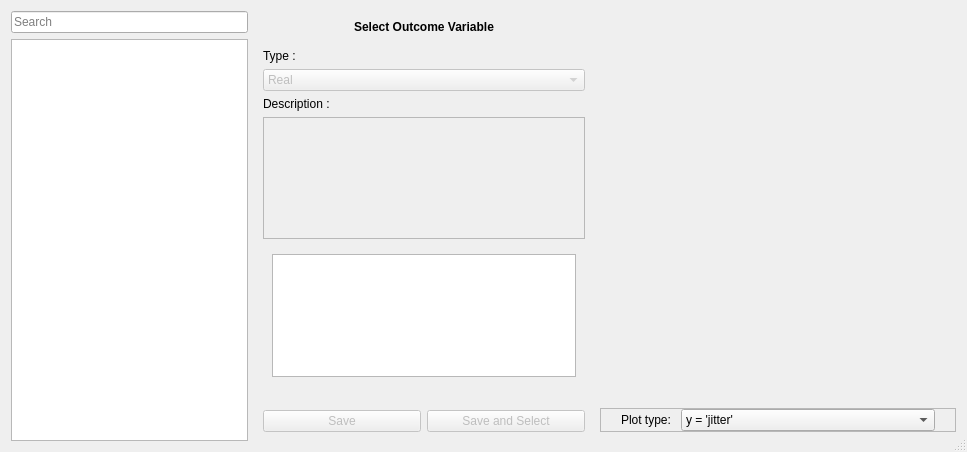
This is braviz/interaction/qt_guis/outcome_select_multi_plot.ui in diego0020/braviz-app as Qt 5 draws it before an edit. The edited form follows.
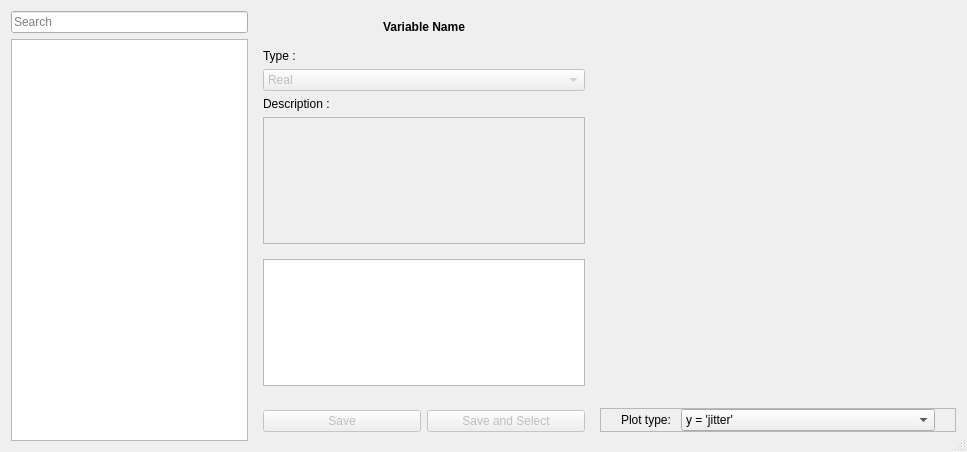
This is the edited form.

Commit message: disable selection of nominal variables as outcome in anova. Fixed margins of details frame in variable selection dialog

Diff of the .ui file:
```diff
--- a/braviz/interaction/qt_guis/outcome_select_multi_plot.ui
+++ b/braviz/interaction/qt_guis/outcome_select_multi_plot.ui
@@ -112,7 +112,7 @@
          </font>
         </property>
         <property name="text">
-         <string>Select Outcome Variable</string>
+         <string>Variable Name</string>
         </property>
         <property name="alignment">
          <set>Qt::AlignHCenter|Qt::AlignTop</set>
@@ -185,6 +185,15 @@
            </property>
            <widget class="QWidget" name="nominal_page">
             <layout class="QHBoxLayout" name="horizontalLayout_3">
+             <property name="leftMargin">
+              <number>0</number>
+             </property>
+             <property name="rightMargin">
+              <number>0</number>
+             </property>
+             <property name="bottomMargin">
+              <number>0</number>
+             </property>
              <item>
               <widget class="QTableView" name="labels_names_table">
                <attribute name="horizontalHeaderStretchLastSection">
```
Left out of the diff: 20 changed lines with no effect on the pictures. The commit also changes 5 other files.
